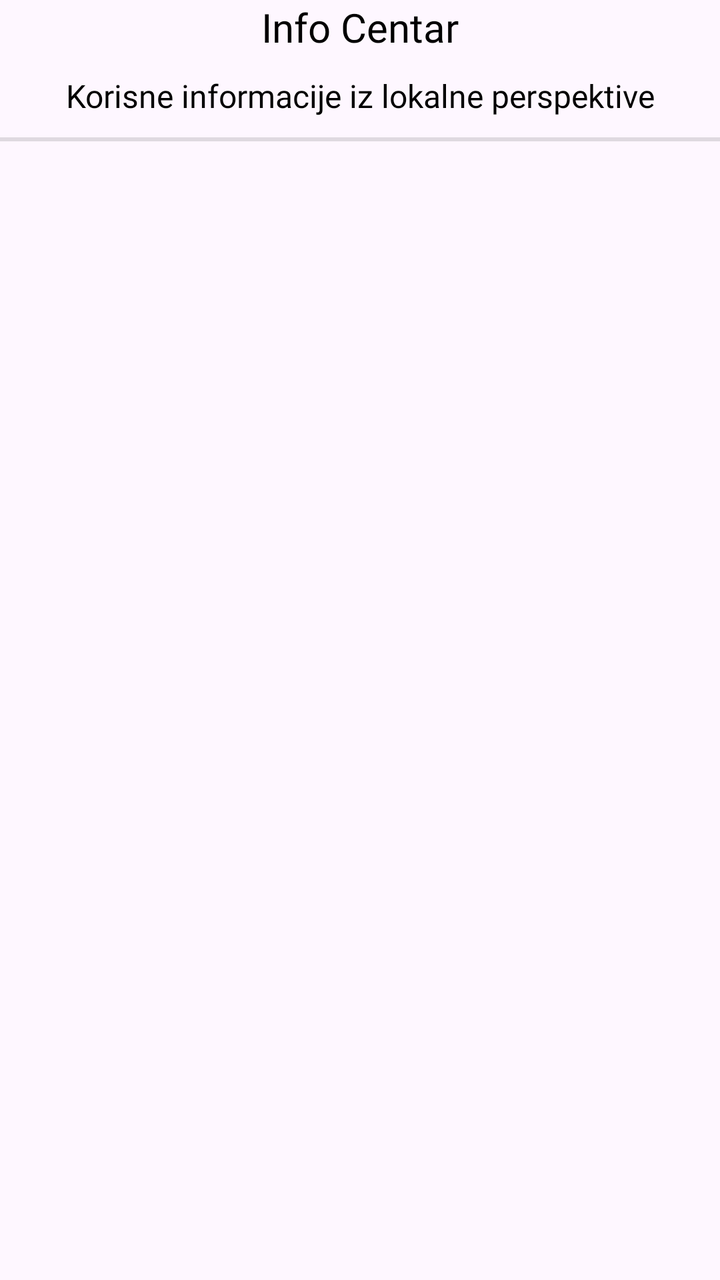
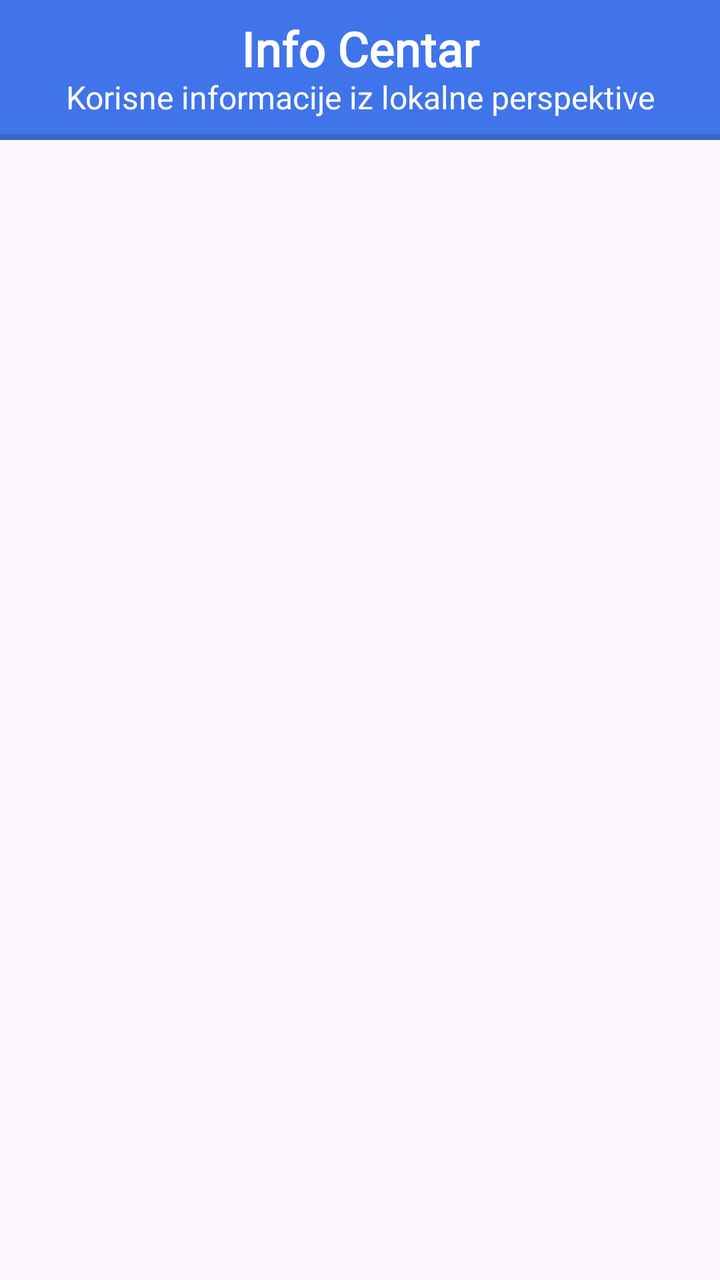

An Android layout rendered at two revisions. The XML below is the earlier revision; the diff shows what the commit changed to produce the second picture.
<!-- AndroidManifest.xml: application theme Theme.ARTour -->
<!-- res/layout/pitaj_fragment.xml -->
<?xml version="1.0" encoding="utf-8"?>
<LinearLayout xmlns:android="http://schemas.android.com/apk/res/android"
    android:layout_width="match_parent"
    android:layout_height="match_parent"
    android:layout_marginTop="60dp"
    android:layout_marginBottom="120dp"
    android:orientation="vertical">


    <LinearLayout
        android:layout_width="match_parent"
        android:layout_height="wrap_content"
        android:layout_marginBottom="10dp"
        android:orientation="vertical">

        <TextView
            android:layout_width="match_parent"
            android:layout_height="wrap_content"
            android:fontFamily="@font/carossoftextrabold"
            android:paddingHorizontal="20dp"
            android:text="Info Centar"
            android:textAlignment="center"
            android:textSize="20sp"
            android:textColor="?attr/theme_text"/>

        <TextView
            android:id="@+id/textView2"
            android:layout_width="match_parent"
            android:layout_height="wrap_content"
            android:layout_marginTop="10dp"
            android:fontFamily="@font/carossoftbold"
            android:paddingHorizontal="20dp"
            android:text="Korisne informacije iz lokalne perspektive"
            android:textAlignment="center"
            android:textSize="16sp"
            android:textColor="?attr/theme_text"/>

    </LinearLayout>

    <View
        android:id="@+id/divider"
        android:layout_width="match_parent"
        android:layout_height="2dp"
        android:background="?android:attr/listDivider" />

    <ExpandableListView
        android:id="@+id/expandableListView"
        android:layout_width="match_parent"
        android:layout_height="wrap_content"
        android:layout_marginHorizontal="20dp"
        android:layout_marginTop="20dp" />

</LinearLayout>
<!-- resources referenced by this layout -->
<resources>
  <style name="Theme.ARTour" parent="Base.Theme.ARTour">
          
          
      </style>
  <style name="Base.Theme.ARTour" parent="Theme.Material3.DayNight.NoActionBar">
          
          
          <item name="fragment_pozadina">@color/ghost_white</item>
          <item name="naslovna_linija">@color/primarna</item>
          <item name="kartica">@color/white</item>
          <item name="heading_text">@color/primarna</item>
          <item name="kategorije_ikonice">@color/ghost_white</item>
          <item name="slicice">@color/primarna_tekst</item>
          <item name="kartica_nova">@color/white</item>
          <item name="theme_text">@color/black</item>
          <item name="nav_meni">@color/primarna</item>
  
          
          <item name="android:statusBarColor">@color/primarna</item>
          <item name="android:navigationBarColor">@android:color/transparent</item>
          
          <item name="android:windowLightStatusBar">false</item>
  
      </style>
  <color name="ghost_white">#f8f8ff</color>
  <color name="primarna">#4074ea</color>
  <color name="white">#FFFFFFFF</color>
  <color name="primarna_tekst">#3c40b7</color>
  <color name="black">#FF000000</color>
</resources>

<!-- the commit's change to res/layout/pitaj_fragment.xml (unified diff, before → after) -->
@@ -1,53 +1,71 @@
 <?xml version="1.0" encoding="utf-8"?>
 <LinearLayout xmlns:android="http://schemas.android.com/apk/res/android"
+    xmlns:app="http://schemas.android.com/apk/res-auto"
     android:layout_width="match_parent"
     android:layout_height="match_parent"
-    android:layout_marginTop="60dp"
     android:layout_marginBottom="120dp"
     android:orientation="vertical">
 
 
+    <androidx.cardview.widget.CardView
+        android:layout_width="match_parent"
+        android:layout_height="wrap_content"
+        app:cardBackgroundColor="?attr/naslovna_linija"
+        app:cardCornerRadius="0dp"
+        app:cardElevation="0dp"
+        app:cardMaxElevation="0dp">
+
+        <LinearLayout
+            android:layout_width="match_parent"
+            android:layout_height="70dp"
+            android:gravity="center|center_horizontal|center_vertical"
+            android:orientation="vertical">
+
+            <TextView
+                android:id="@+id/Naslov"
+                android:layout_width="match_parent"
+                android:layout_height="wrap_content"
+                android:layout_gravity="bottom"
+                android:autoSizeMaxTextSize="35sp"
+                android:autoSizeMinTextSize="20sp"
+                android:autoSizeTextType="uniform"
+                android:fontFamily="@font/carossoftbold"
+                android:gravity="center"
+                android:includeFontPadding="false"
+                android:text="Info Centar"
+                android:textColor="@color/white"
+                android:textSize="24sp"
+                android:textStyle="bold" />
+
+            <TextView
+                android:id="@+id/Podnaslov"
+                android:layout_width="match_parent"
+                android:layout_height="wrap_content"
+                android:fontFamily="@font/carossoft"
+                android:includeFontPadding="false"
+                android:text="Korisne informacije iz lokalne perspektive"
+                android:textAlignment="center"
+                android:textColor="@color/white"
+                android:textSize="16sp" />
+        </LinearLayout>
+
+        <View
+            android:id="@+id/divider3"
+            android:layout_width="match_parent"
+            android:layout_height="3dp"
+            android:layout_gravity="bottom"
+            android:background="?android:attr/listDivider" />
+
+    </androidx.cardview.widget.CardView>
+
     <LinearLayout
         android:layout_width="match_parent"
         android:layout_height="wrap_content"
-        android:layout_marginBottom="10dp"
-        android:orientation="vertical">
-
-        <TextView
-            android:layout_width="match_parent"
-            android:layout_height="wrap_content"
-            android:fontFamily="@font/carossoftextrabold"
-            android:paddingHorizontal="20dp"
-            android:text="Info Centar"
-            android:textAlignment="center"
-            android:textSize="20sp"
-            android:textColor="?attr/theme_text"/>
-
-        <TextView
-            android:id="@+id/textView2"
-            android:layout_width="match_parent"
-            android:layout_height="wrap_content"
-            android:layout_marginTop="10dp"
-            android:fontFamily="@font/carossoftbold"
-            android:paddingHorizontal="20dp"
-            android:text="Korisne informacije iz lokalne perspektive"
-            android:textAlignment="center"
-            android:textSize="16sp"
-            android:textColor="?attr/theme_text"/>
-
-    </LinearLayout>
-
-    <View
-        android:id="@+id/divider"
-        android:layout_width="match_parent"
-        android:layout_height="2dp"
-        android:background="?android:attr/listDivider" />
+        android:orientation="vertical" />
 
     <ExpandableListView
         android:id="@+id/expandableListView"
         android:layout_width="match_parent"
-        android:layout_height="wrap_content"
-        android:layout_marginHorizontal="20dp"
-        android:layout_marginTop="20dp" />
+        android:layout_height="wrap_content" />
 
 </LinearLayout>
